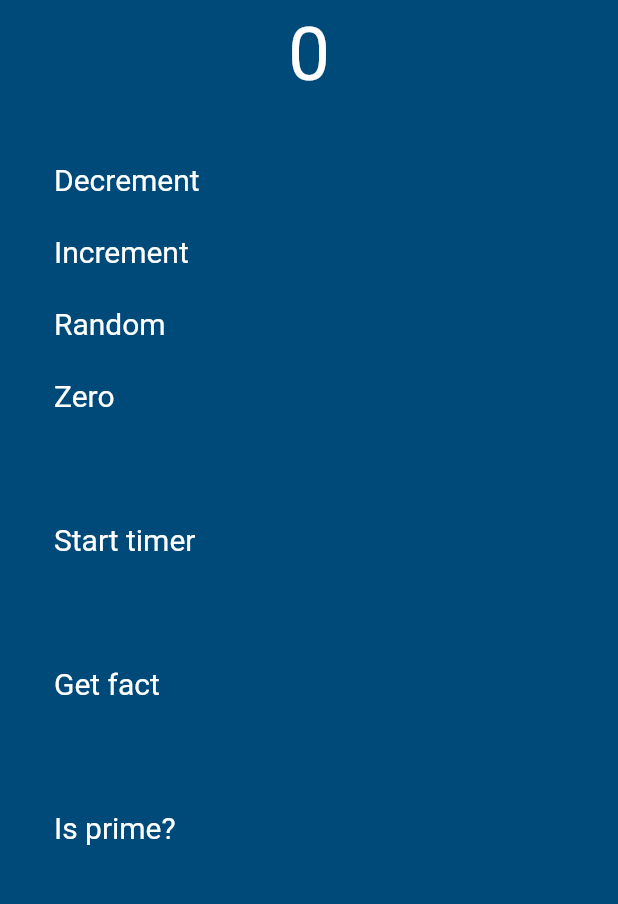
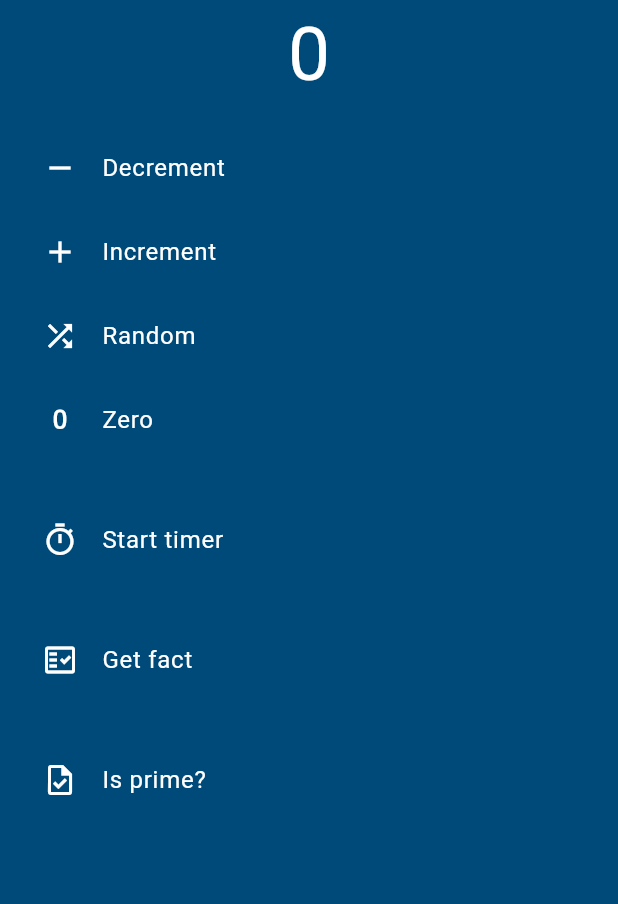
Before and after one commit to igornazarov1991/humble-counter, a Flutter app: the screen it shows after launch, on a phone screen of 412 x 824 dp, the part 84-988 px from its top. Run offline on Flutter 3.47's test engine with Material 2 defaults, Android fonts, the phone set to English and light mode, and no system bars; our stand-ins replace share_plus.

Commit message:
Redesign counter page

```diff
--- a/lib/counter/counter_page.dart
+++ b/lib/counter/counter_page.dart
@@ -23,13 +23,28 @@ class _CounterPageState extends State<CounterPage> {
     return Scaffold(
       appBar: _buildAppBar(),
       body: Consumer<Counter>(
+        // builder: (context, counter, child) => Column(
+        //   children: [
+        //     _buildCounterDisplay(counter),
+        //     _buildCounterChanger(counter),
+        //     _buildTimer(counter),
+        //     _buildFact(counter),
+        //     _buildPrimerVerifier(counter),
+        //   ],
+        // ),
         builder: (context, counter, child) => Column(
           children: [
             _buildCounterDisplay(counter),
+            Expanded(
+              child: ListView(
+                children: [
                   _buildCounterChanger(counter),
                   _buildTimer(counter),
                   _buildFact(counter),
                   _buildPrimerVerifier(counter),
+                ],
+              ),
+            ),
           ],
         ),
       ),
@@ -68,21 +83,29 @@ class _CounterPageState extends State<CounterPage> {
     return _Section(
         child: Column(
           children: [
-            _ActionButton(
-              onPressed: counter.decrement,
+            ListTile(
+              leading: const Icon(Icons.remove),
               title: const Text('Decrement'),
+              splashColor: Colors.transparent,
+              onTap: counter.decrement,
             ),
-            _ActionButton(
-                onPressed: counter.increment,
+            ListTile(
+              leading: const Icon(Icons.add),
               title: const Text('Increment'),
+              splashColor: Colors.transparent,
+              onTap: counter.increment,
             ),
-            _ActionButton(
-              onPressed: counter.randomize,
+            ListTile(
+              leading: const Icon(Icons.shuffle),
               title: const Text('Random'),
+              splashColor: Colors.transparent,
+              onTap: counter.randomize,
             ),
-            _ActionButton(
-              onPressed: counter.zero,
+            ListTile(
+              leading: const Icon(Icons.exposure_zero),
               title: const Text('Zero'),
+              splashColor: Colors.transparent,
+              onTap: counter.zero,
             ),
           ],
         ),
@@ -91,9 +114,11 @@ class _CounterPageState extends State<CounterPage> {
 
   Widget _buildTimer(Counter counter) {
     return _Section(
-      child: _ActionButton(
-        onPressed: counter.toggleTimer,
+      child: ListTile(
+        leading: const Icon(Icons.timer_outlined),
         title: Text(counter.isTimerOn ? 'Stop timer' : 'Start timer'),
+        splashColor: Colors.transparent,
+        onTap: counter.toggleTimer,
       ),
     );
   }
@@ -102,10 +127,12 @@ class _CounterPageState extends State<CounterPage> {
     return _Section(
         child: Column(
           children: [
-            _ActionButton(
-              onPressed: counter.getFact,
+            ListTile(
+              leading: const Icon(Icons.fact_check_outlined),
+              trailing: counter.isLoadingFact ? _ActivityIndicator() : null,
               title: const Text('Get fact'),
-              hasActivityIndicator: counter.isLoadingFact,
+              splashColor: Colors.transparent,
+              onTap: counter.getFact,
             ),
             if (counter.fact != null) _buildFactDisplay(counter),
           ],
@@ -116,13 +143,12 @@ class _CounterPageState extends State<CounterPage> {
   Widget _buildFactDisplay(Counter counter) {
     return Column(
       children: [
-        Container(
-          padding: AppInsets.standard,
-          child: Text('"${counter.fact}"'),
-        ),
-        _ActionButton(
-          onPressed: () { _saveFact(counter: counter); },
+        Text('"${counter.fact}"'),
+        ListTile(
+          leading: const Icon(Icons.save_outlined),
           title: const Text('Save'),
+          splashColor: Colors.transparent,
+          onTap: () { _saveFact(counter: counter); },
         ),
       ],
     );
@@ -130,9 +156,11 @@ class _CounterPageState extends State<CounterPage> {
 
   Widget _buildPrimerVerifier(Counter counter) {
     return _Section(
-      child: _ActionButton(
-        onPressed: () { checkIsPrime(counter); },
+      child: ListTile(
+        leading: const Icon(Icons.task_outlined),
         title: const Text('Is prime?'),
+        splashColor: Colors.transparent,
+        onTap: () { checkIsPrime(counter); },
       ),
     );
   }
@@ -170,45 +198,14 @@ class _CounterPageState extends State<CounterPage> {
     showDialog<String>(
       context: context,
       builder: (BuildContext context) => AlertDialog(
-        title: Text(
+        icon: isPrime ? const Icon(Icons.check) : const Icon(Icons.warning),
+        iconColor: Colors.white,
+        content: Text(
           isPrime
               ? '${counter.value} is a prime number'
               : '${counter.value} is not a prime number',
         ),
-        actions: <Widget>[
-          TextButton(
-            onPressed: () => Navigator.pop(context, 'OK'),
-            child: const Text('OK'),
       ),
-        ],
-      ),
-    );
-  }
-}
-
-class _ActionButton extends StatelessWidget {
-  const _ActionButton({
-    required this.onPressed,
-    required this.title,
-    this.hasActivityIndicator = false,
-  });
-
-  final VoidCallback onPressed;
-  final Widget title;
-  final bool hasActivityIndicator;
-
-  @override
-  Widget build(BuildContext context) {
-    return Row(
-      children: [
-        TextButton(
-          style: Styles.textButtonStyle,
-          onPressed: onPressed,
-          child: title,
-        ),
-        const Spacer(),
-        if (hasActivityIndicator == true) _ActivityIndicator(),
-      ],
     );
   }
 }
@@ -222,14 +219,7 @@ class _Section extends StatelessWidget {
   Widget build(BuildContext context) {
     return Padding(
       padding: AppInsets.standard,
-      child: Container(
-        padding: AppInsets.standard,
-        decoration: BoxDecoration(
-          borderRadius: Constants.standardRadius,
-          color: Theme.of(context).colorScheme.primary,
-        ),
       child: child,
-      ),
     );
   }
 }
```
Also changed, not shown: lib/counter/counter.dart (+13 -0 lines). Lines whose indentation alone changed are shown as unchanged.
